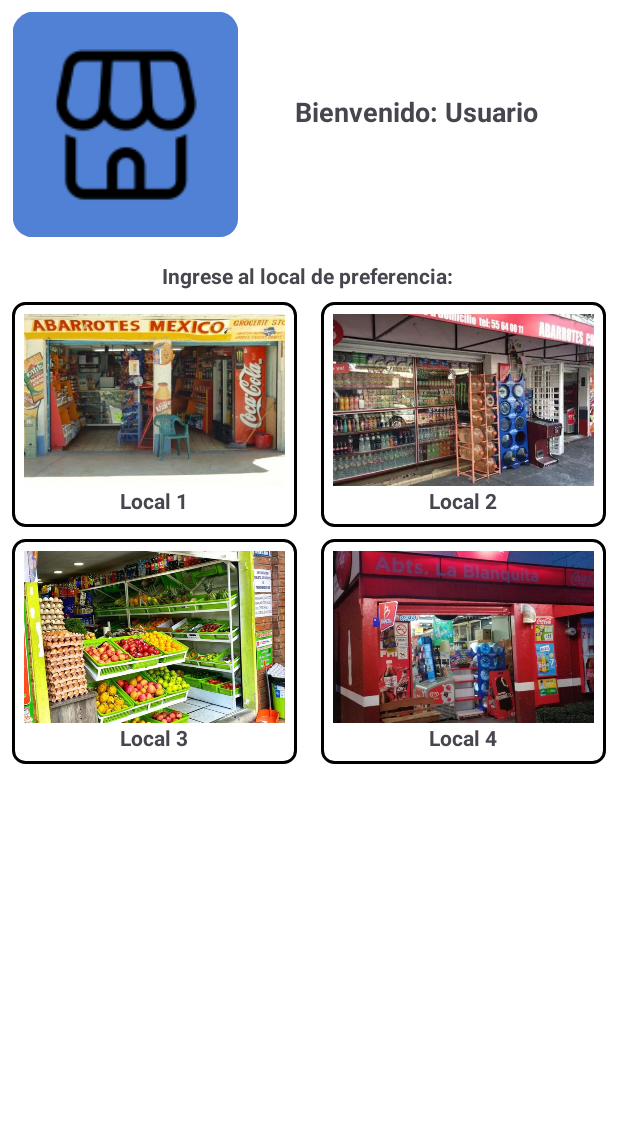
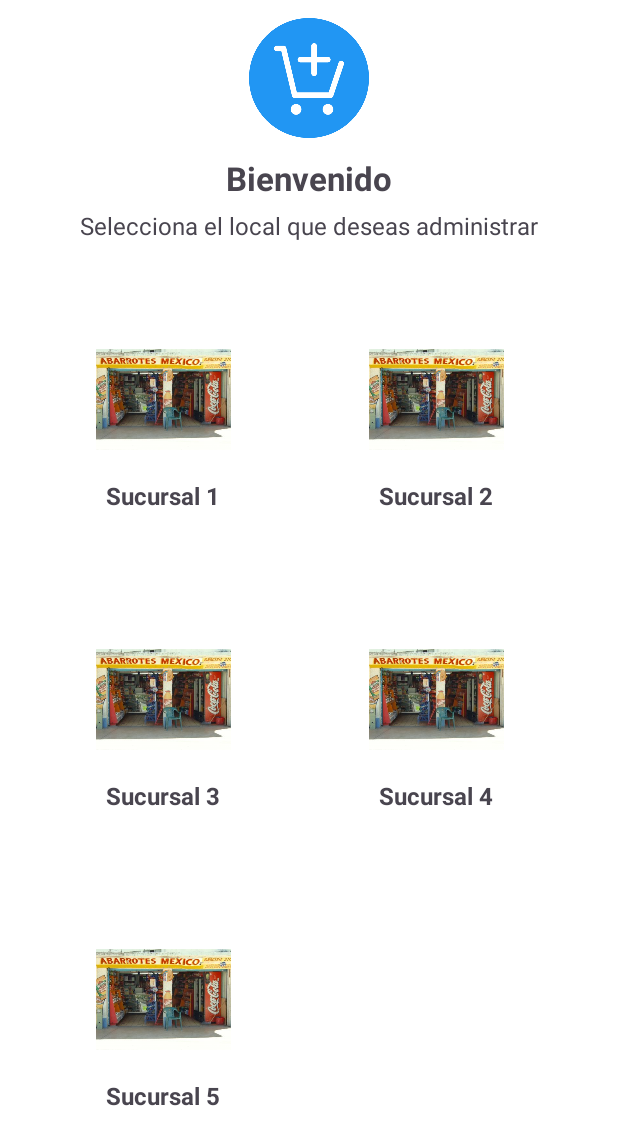
Before and after one commit to ItsMazita/PhovlMobile, an Android app: the LocalesActivity screen opened directly, with no data from a screen before it, on a phone screen of 412 x 824 dp. Shown: the top 1145 px of the screen. Run offline under Robolectric (Android 15) with nearby library versions, the phone set to English and light mode, and no system bars.

Commit message:
Avance de la pantalla de seleccion de locales

```diff
--- a/app/src/main/AndroidManifest.xml
+++ b/app/src/main/AndroidManifest.xml
@@ -11,6 +11,9 @@
         android:roundIcon="@mipmap/ic_launcher_round"
         android:supportsRtl="true"
         android:theme="@style/Theme.PuntoDeVentaPhovl">
+        <activity
+            android:name=".AdminLocalActivity"
+            android:exported="false" />
         <activity
             android:name=".LocalesActivity"
             android:exported="false" />
--- /dev/null
+++ b/app/src/main/java/com/phovl/puntodeventaphovl/AdminLocalActivity.java
@@ -0,0 +1,24 @@
+package com.phovl.puntodeventaphovl;
+
+import android.os.Bundle;
+
+import androidx.activity.EdgeToEdge;
+import androidx.appcompat.app.AppCompatActivity;
+import androidx.core.graphics.Insets;
+import androidx.core.view.ViewCompat;
+import androidx.core.view.WindowInsetsCompat;
+
+public class AdminLocalActivity extends AppCompatActivity {
+
+    @Override
+    protected void onCreate(Bundle savedInstanceState) {
+        super.onCreate(savedInstanceState);
+        EdgeToEdge.enable(this);
+        setContentView(R.layout.activity_admin_local);
+        ViewCompat.setOnApplyWindowInsetsListener(findViewById(R.id.main), (v, insets) -> {
+            Insets systemBars = insets.getInsets(WindowInsetsCompat.Type.systemBars());
+            v.setPadding(systemBars.left, systemBars.top, systemBars.right, systemBars.bottom);
+            return insets;
+        });
+    }
+}
--- a/app/src/main/java/com/phovl/puntodeventaphovl/LocalesActivity.java
+++ b/app/src/main/java/com/phovl/puntodeventaphovl/LocalesActivity.java
@@ -1,24 +1,75 @@
 package com.phovl.puntodeventaphovl;
 
+import android.content.Intent;
 import android.os.Bundle;
+import android.graphics.Rect;
+import android.view.View;
 
 import androidx.activity.EdgeToEdge;
 import androidx.appcompat.app.AppCompatActivity;
 import androidx.core.graphics.Insets;
 import androidx.core.view.ViewCompat;
 import androidx.core.view.WindowInsetsCompat;
+import androidx.recyclerview.widget.GridLayoutManager;
+import androidx.recyclerview.widget.RecyclerView;
+
+import com.phovl.puntodeventaphovl.adapters.LocalAdapter;
+import com.phovl.puntodeventaphovl.models.Local;
+
+import java.util.ArrayList;
+import java.util.List;
 
 public class LocalesActivity extends AppCompatActivity {
+
+    private RecyclerView recyclerLocales;
+    private List<Local> listaLocales;
 
     @Override
     protected void onCreate(Bundle savedInstanceState) {
         super.onCreate(savedInstanceState);
         EdgeToEdge.enable(this);
         setContentView(R.layout.activity_locales);
+
         ViewCompat.setOnApplyWindowInsetsListener(findViewById(R.id.main), (v, insets) -> {
             Insets systemBars = insets.getInsets(WindowInsetsCompat.Type.systemBars());
             v.setPadding(systemBars.left, systemBars.top, systemBars.right, systemBars.bottom);
             return insets;
         });
+
+        recyclerLocales = findViewById(R.id.recyclerLocales);
+
+        // ⭐ GridLayoutManager centrado
+        GridLayoutManager grid = new GridLayoutManager(this, 2);
+        recyclerLocales.setLayoutManager(grid);
+
+        // ⭐ Espaciado entre items y separación de los bordes
+        int spacing = 24; // dp
+        recyclerLocales.addItemDecoration(new RecyclerView.ItemDecoration() {
+            @Override
+            public void getItemOffsets(Rect outRect, View view, RecyclerView parent, RecyclerView.State state) {
+                outRect.left = spacing;
+                outRect.right = spacing;
+                outRect.top = spacing;
+                outRect.bottom = spacing;
+            }
+        });
+
+        // ⭐ Lista de locales
+        listaLocales = new ArrayList<>();
+        listaLocales.add(new Local("Sucursal 1", R.drawable.local1));
+        listaLocales.add(new Local("Sucursal 2", R.drawable.local1));
+        listaLocales.add(new Local("Sucursal 3", R.drawable.local1));
+        listaLocales.add(new Local("Sucursal 4", R.drawable.local1));
+        listaLocales.add(new Local("Sucursal 5", R.drawable.local1));
+
+        // ⭐ Adapter con listener
+        LocalAdapter adapter = new LocalAdapter(this, listaLocales, local -> {
+            Intent intent = new Intent(LocalesActivity.this, AdminLocalActivity.class);
+            intent.putExtra("nombreLocal", local.getNombre());
+            intent.putExtra("imagenLocal", local.getImagen());
+            startActivity(intent);
+        });
+
+        recyclerLocales.setAdapter(adapter);
     }
 }
--- /dev/null
+++ b/app/src/main/java/com/phovl/puntodeventaphovl/adapters/LocalAdapter.java
@@ -0,0 +1,71 @@
+package com.phovl.puntodeventaphovl.adapters;
+
+import android.content.Context;
+import android.view.LayoutInflater;
+import android.view.View;
+import android.view.ViewGroup;
+import android.widget.ImageView;
+import android.widget.TextView;
+
+import androidx.annotation.NonNull;
+import androidx.recyclerview.widget.RecyclerView;
+
+import com.phovl.puntodeventaphovl.R;
+import com.phovl.puntodeventaphovl.models.Local;
+
+import java.util.List;
+
+public class LocalAdapter extends RecyclerView.Adapter<LocalAdapter.ViewHolder> {
+
+    private List<Local> listaLocales;
+    private Context context;
+    private OnItemClickListener listener;
+
+    // 🔹 Interfaz para manejar clicks en un local
+    public interface OnItemClickListener {
+        void onItemClick(Local local);
+    }
+
+    public LocalAdapter(Context context, List<Local> listaLocales, OnItemClickListener listener) {
+        this.context = context;
+        this.listaLocales = listaLocales;
+        this.listener = listener;
+    }
+
+    @NonNull
+    @Override
+    public ViewHolder onCreateViewHolder(@NonNull ViewGroup parent, int viewType) {
+        View view = LayoutInflater.from(context).inflate(R.layout.item_local, parent, false);
+        return new ViewHolder(view);
+    }
+
+    @Override
+    public void onBindViewHolder(@NonNull ViewHolder holder, int position) {
+        Local local = listaLocales.get(position);
+
+        holder.nombre.setText(local.getNombre());
+        holder.imagen.setImageResource(local.getImagen());
+
+        holder.itemView.setOnClickListener(v -> {
+            if (listener != null) {
+                listener.onItemClick(local);
+            }
+        });
+    }
+
+    @Override
+    public int getItemCount() {
+        return listaLocales.size();
+    }
+
+    public static class ViewHolder extends RecyclerView.ViewHolder {
+        TextView nombre;
+        ImageView imagen;
+
+        public ViewHolder(@NonNull View itemView) {
+            super(itemView);
+            nombre = itemView.findViewById(R.id.txtNombreLocal);
+            imagen = itemView.findViewById(R.id.imgLocal);
+        }
+    }
+}
--- /dev/null
+++ b/app/src/main/java/com/phovl/puntodeventaphovl/models/Local.java
@@ -0,0 +1,20 @@
+package com.phovl.puntodeventaphovl.models;
+
+public class Local {
+
+    private String nombre;
+    private int imagen;
+
+    public Local(String nombre, int imagen) {
+        this.nombre = nombre;
+        this.imagen = imagen;
+    }
+
+    public String getNombre() {
+        return nombre;
+    }
+
+    public int getImagen() {
+        return imagen;
+    }
+}
--- /dev/null
+++ b/app/src/main/res/layout/activity_admin_local.xml
@@ -0,0 +1,10 @@
+<?xml version="1.0" encoding="utf-8"?>
+<androidx.constraintlayout.widget.ConstraintLayout xmlns:android="http://schemas.android.com/apk/res/android"
+    xmlns:app="http://schemas.android.com/apk/res-auto"
+    xmlns:tools="http://schemas.android.com/tools"
+    android:id="@+id/main"
+    android:layout_width="match_parent"
+    android:layout_height="match_parent"
+    tools:context=".AdminLocalActivity">
+
+</androidx.constraintlayout.widget.ConstraintLayout>
--- a/app/src/main/res/layout/activity_locales.xml
+++ b/app/src/main/res/layout/activity_locales.xml
@@ -9,159 +9,53 @@
     android:background="#FFFFFF"
     android:padding="8dp">
 
-    <!-- Titulo en hardcore de momento -->
+    <!-- Imagen del local -->
+    <ImageView
+        android:id="@+id/imgHeader"
+        android:layout_width="80dp"
+        android:layout_height="80dp"
+        android:src="@drawable/logo"
+        android:layout_marginTop="12dp"
+        app:layout_constraintTop_toTopOf="parent"
+        app:layout_constraintStart_toStartOf="parent"
+        app:layout_constraintEnd_toEndOf="parent"/>
 
-    <ImageView
-        android:id="@+id/logo"
-        android:layout_width="150dp"
-        android:layout_height="150dp"
-        android:layout_marginTop="8dp"
-        android:contentDescription="Logo"
-        android:src="@mipmap/ic_launcher"
-        app:layout_constraintEnd_toEndOf="parent"
-        app:layout_constraintHorizontal_bias="0.032"
-        app:layout_constraintStart_toStartOf="parent"
-        app:layout_constraintTop_toTopOf="parent" />
-
+    <!-- Texto Bienvenido (Recordar añadirlo a @strings) XD -->
     <TextView
-        android:id="@+id/textView4"
+        android:id="@+id/txtBienvenido"
         android:layout_width="wrap_content"
         android:layout_height="wrap_content"
-        android:layout_marginTop="16dp"
-        android:text="Ingrese al local de preferencia:"
+        android:text="Bienvenido"
+        android:textSize="22sp"
         android:textStyle="bold"
-        app:layout_constraintEnd_toEndOf="parent"
-        app:layout_constraintHorizontal_bias="0.498"
+        android:layout_marginTop="12dp"
+        app:layout_constraintTop_toBottomOf="@id/imgHeader"
         app:layout_constraintStart_toStartOf="parent"
-        app:layout_constraintTop_toBottomOf="@+id/logo" />
+        app:layout_constraintEnd_toEndOf="parent"/>
 
-    <LinearLayout
-        android:id="@+id/cuadro4"
-        android:layout_width="0dp"
-        android:layout_height="150dp"
-        android:layout_margin="8dp"
-        android:layout_marginTop="8dp"
-        android:background="@drawable/caja_local"
-        android:gravity="center"
-        android:orientation="vertical"
-        android:padding="8dp"
-        app:layout_constraintEnd_toEndOf="parent"
-        app:layout_constraintHorizontal_weight="1"
-        app:layout_constraintStart_toEndOf="@id/cuadro3"
-        app:layout_constraintTop_toBottomOf="@id/cuadro2">
-
-        <ImageView
-            android:layout_width="match_parent"
-            android:layout_height="0dp"
-            android:layout_weight="1"
-            android:scaleType="centerCrop"
-            android:src="@drawable/local4" />
-
-        <TextView
-            android:layout_width="wrap_content"
-            android:layout_height="wrap_content"
-            android:text="Local 4"
-            android:textStyle="bold" />
-    </LinearLayout>
-
-    <LinearLayout
-        android:id="@+id/cuadro2"
-        android:layout_width="0dp"
-        android:layout_height="150dp"
-        android:layout_margin="8dp"
-        android:background="@drawable/caja_local"
-        android:gravity="center"
-        android:orientation="vertical"
-        android:padding="8dp"
-        app:layout_constraintEnd_toEndOf="parent"
-        app:layout_constraintHorizontal_weight="1"
-        app:layout_constraintStart_toEndOf="@id/cuadro1"
-        app:layout_constraintTop_toBottomOf="@+id/textView4">
-
-        <ImageView
-            android:layout_width="match_parent"
-            android:layout_height="0dp"
-            android:layout_weight="1"
-            android:scaleType="centerCrop"
-            android:src="@drawable/local2" />
-
-        <TextView
-            android:layout_width="wrap_content"
-            android:layout_height="wrap_content"
-            android:text="Local 2"
-            android:textStyle="bold" />
-    </LinearLayout>
-
-    <LinearLayout
-        android:id="@+id/cuadro3"
-        android:layout_width="0dp"
-        android:layout_height="150dp"
-        android:layout_margin="8dp"
-        android:layout_marginTop="8dp"
-        android:background="@drawable/caja_local"
-        android:gravity="center"
-        android:orientation="vertical"
-        android:padding="8dp"
-        app:layout_constraintEnd_toStartOf="@id/cuadro4"
-        app:layout_constraintHorizontal_weight="1"
-        app:layout_constraintStart_toStartOf="parent"
-        app:layout_constraintTop_toBottomOf="@id/cuadro1">
-
-        <ImageView
-            android:layout_width="match_parent"
-            android:layout_height="0dp"
-            android:layout_weight="1"
-            android:scaleType="centerCrop"
-            android:src="@drawable/local3" />
-
-        <TextView
-            android:layout_width="wrap_content"
-            android:layout_height="wrap_content"
-            android:text="Local 3"
-            android:textStyle="bold" />
-    </LinearLayout>
-
-    <LinearLayout
-        android:id="@+id/cuadro1"
-        android:layout_width="0dp"
-        android:layout_height="150dp"
-        android:layout_margin="8dp"
-        android:background="@drawable/caja_local"
-        android:gravity="center"
-        android:orientation="vertical"
-        android:padding="8dp"
-        app:layout_constraintEnd_toStartOf="@id/cuadro2"
-        app:layout_constraintHorizontal_weight="1"
-        app:layout_constraintStart_toStartOf="parent"
-        app:layout_constraintTop_toBottomOf="@+id/textView4">
-
-        <ImageView
-            android:layout_width="match_parent"
-            android:layout_height="0dp"
-            android:layout_weight="1"
-            android:scaleType="centerCrop"
-            android:src="@drawable/local1" />
-
-        <TextView
-            android:layout_width="wrap_content"
-            android:layout_height="wrap_content"
-            android:text="Local 1"
-            android:textStyle="bold" />
-    </LinearLayout>
-
+    <!-- Subtítulo -->
     <TextView
-        android:id="@+id/textView2"
+        android:id="@+id/txtSelecciona"
         android:layout_width="wrap_content"
         android:layout_height="wrap_content"
-        android:text="Bienvenido: Usuario"
-        android:textSize="18dp"
-        android:textStyle="bold"
-        app:layout_constraintBottom_toTopOf="@+id/textView4"
+        android:text="Selecciona el local que deseas administrar"
+        android:textSize="16sp"
+        android:layout_marginTop="6dp"
+        app:layout_constraintTop_toBottomOf="@id/txtBienvenido"
+        app:layout_constraintStart_toStartOf="parent"
+        app:layout_constraintEnd_toEndOf="parent"/>
+
+    <!-- RecyclerView -->
+    <androidx.recyclerview.widget.RecyclerView
+        android:id="@+id/recyclerLocales"
+        android:layout_width="0dp"
+        android:layout_height="wrap_content"
+        android:layout_marginStart="24dp"
+        android:layout_marginTop="20dp"
+        android:layout_marginEnd="24dp"
         app:layout_constraintEnd_toEndOf="parent"
-        app:layout_constraintHorizontal_bias="0.415"
-        app:layout_constraintStart_toEndOf="@+id/logo"
-        app:layout_constraintTop_toTopOf="parent"
-        app:layout_constraintVertical_bias="0.413" />
-
+        app:layout_constraintHorizontal_bias="0.0"
+        app:layout_constraintStart_toStartOf="parent"
+        app:layout_constraintTop_toBottomOf="@id/txtSelecciona" />
 
 </androidx.constraintlayout.widget.ConstraintLayout>
--- /dev/null
+++ b/app/src/main/res/layout/item_local.xml
@@ -0,0 +1,25 @@
+<?xml version="1.0" encoding="utf-8"?>
+<LinearLayout xmlns:android="http://schemas.android.com/apk/res/android"
+    android:layout_width="wrap_content"
+    android:layout_height="wrap_content"
+    android:orientation="vertical"
+    android:gravity="center"
+    android:padding="12dp"
+    android:layout_margin="12dp">
+
+    <ImageView
+        android:id="@+id/imgLocal"
+        android:layout_width="90dp"
+        android:layout_height="90dp"
+        android:src="@drawable/local1" />
+
+    <TextView
+        android:id="@+id/txtNombreLocal"
+        android:layout_width="wrap_content"
+        android:layout_height="wrap_content"
+        android:text="Sucursal"
+        android:textSize="16sp"
+        android:textStyle="bold"
+        android:layout_marginTop="8dp"
+        android:gravity="center"/>
+</LinearLayout>
--- a/app/src/main/res/values/colors.xml
+++ b/app/src/main/res/values/colors.xml
@@ -2,6 +2,7 @@
 <resources>
     <color name="black">#FF000000</color>
     <color name="white">#FFFFFFFF</color>
+    <color name="gray">#D3D3D3</color>
 
     <color name="colorPrimary">#494848</color>
     <color name="colorPrimaryDark">#2A2929</color>
```
